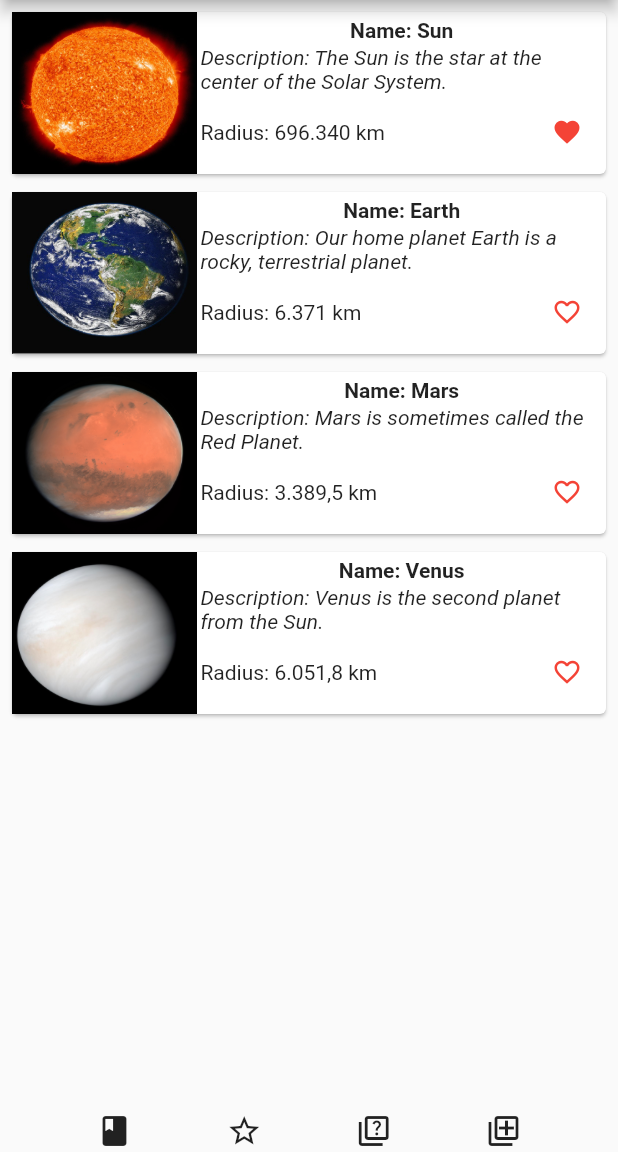
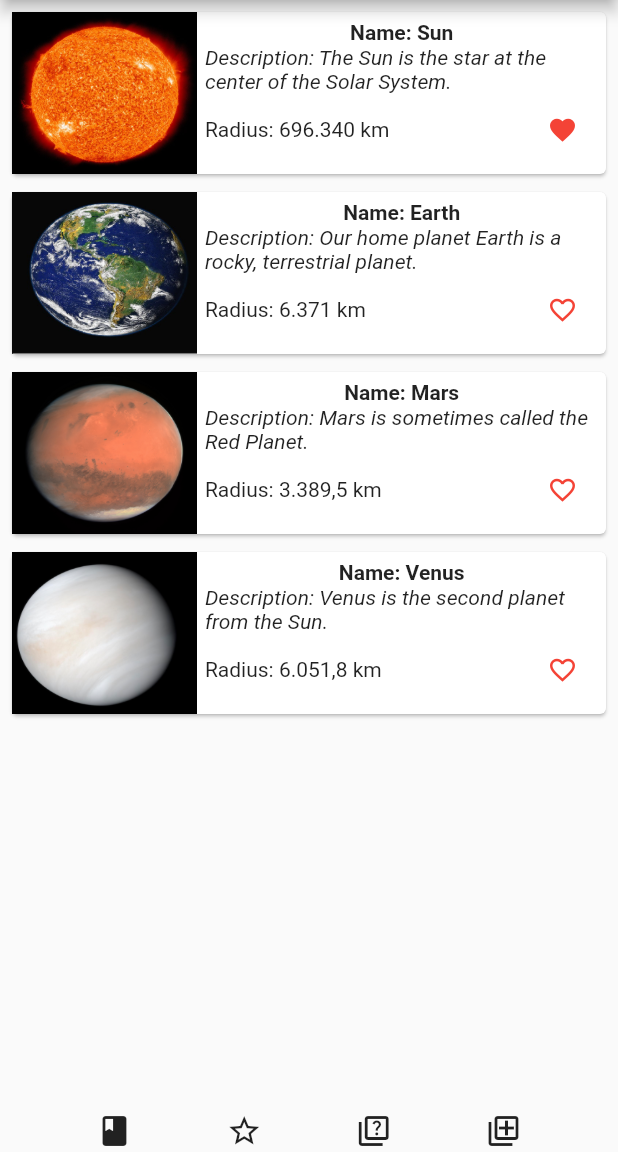
Before and after one commit to anhbomx13/MobileEx, a Flutter app: the screen it shows after launch, after a tap on the "favorite outline" icon, on a phone screen of 412 x 824 dp, the part 84-1236 px from its top. Run offline on Flutter 3.47's test engine with Material 2 defaults, Android fonts, the light colour scheme and no system bars.

Commit message:
lesson 11

```diff
--- a/lesson10_statefulwidget/lib/main.dart
+++ b/lesson10_statefulwidget/lib/main.dart
@@ -20,6 +20,7 @@ class MyApp extends StatelessWidget {
 class MyHomePage extends StatelessWidget {
   MyHomePage({Key? key, required this.title}) : super(key: key);
   final String title;
+  final items = Planet.getPlanetBoxs();
   final iconList = Container(
       padding: const EdgeInsets.all(2),
       child: Row(
@@ -35,33 +36,6 @@ class MyHomePage extends StatelessWidget {
 
   @override
   Widget build(BuildContext context) {
-    final planetList = [
-      {
-        'name':'Sun',
-        'description':'The Sun is the star at the center of the Solar System.',
-        'radius':'696.340 km',
-        'image':'sun.jpg',
-      },
-      {
-        'name':'Earth',
-        'description':'Our home planet Earth is a rocky, terrestrial planet.',
-        'radius':'6.371 km',
-        'image':'earth.png',
-      },
-      {
-        'name':'Mars',
-        'description':'Mars is sometimes called the Red Planet.',
-        'radius':'3.389,5 km',
-        'image':'mars.jpg',
-      },
-      {
-        'name':'Venus',
-        'description':'Venus is the second planet from the Sun.',
-        'radius':'6.051,8 km',
-        'image':'venus.jpg',
-      },
-    ];
-
     void _showDialog(BuildContext context) {
       // user defined function void _showDialog(BuildContext context) {
       // flutter defined function
@@ -92,25 +66,31 @@ class MyHomePage extends StatelessWidget {
       body: Column(
         children: [
         Expanded(
-            child: ListView(
+            child: ListView.builder(
                 shrinkWrap: true, padding: const EdgeInsets.all(2),
-                children: List.generate(planetList.length, (index) {
-
-                  return
-                    GestureDetector(
-                      onTap: () { _showDialog(context);},
-                      child: PlanetBox(
-                          name: planetList[index]['name']!,
-                          description : planetList[index]['description']!,
-                          image: planetList[index]['image']!,
-                          radius: planetList[index]['radius']!,
-                        )
-                      );
-                    })
-
-                      ,
-                    ),
-                ),
+                itemCount: items.length,
+                itemBuilder: (context, index) {
+                  return PlanetBox(item: items[index]);
+                },
+            )
+        ),
+              // children: List.generate(planetList.length, (index) {
+              //
+              //     return
+              //       GestureDetector(
+              //         onTap: () { _showDialog(context);},
+              //         child: Planet(
+              //             name: planetList[index]['name']!,
+              //             description : planetList[index]['description']!,
+              //             image: planetList[index]['image']!,
+              //             radius: planetList[index]['radius']!,
+              //           )
+              //         );
+              //       })
+              //
+              //         ,
+              //       ),
+              //   ),
         Container(
                 child: iconList,
                 )
--- a/lesson10_statefulwidget/lib/planetBox.dart
+++ b/lesson10_statefulwidget/lib/planetBox.dart
@@ -1,13 +1,76 @@
 import 'package:flutter/material.dart';
+import 'package:scoped_model/scoped_model.dart';
 
-class PlanetBox extends StatelessWidget {
-  PlanetBox({Key? key,required this.description,required this.name,required this.image,required this.radius})
-  : super (key : key);
+class Planet extends Model {
   final String name;
   final String description;
   final String image;
   final String radius;
-  @override
+  int favorite;
+  Planet(this.name, this.description, this.image, this.radius, this.favorite);
+
+  factory Planet.fromMap(Map<String, dynamic> json){
+    return Planet(json['name'],
+        json['description'],
+        json['image'],
+        json['radius'],
+        json['favorite']);
+  }
+
+  void updateFavorite(int isFavorite){
+      favorite = isFavorite;
+      notifyListeners();
+  }
+
+  static List<Planet> getPlanetBoxs() {
+    List<Planet> items = <Planet> [];
+
+    items.add(Planet('Sun',
+        'The Sun is the star at the center of the Solar System.',
+        'sun.jpg',
+        '696.340 km',
+        0));
+    items.add(Planet('Earth',
+        'Our home planet Earth is a rocky, terrestrial planet.',
+        'earth.png',
+        '6.371 km',
+        0));
+    items.add(Planet('Mars',
+        'Mars is sometimes called the Red Planet.',
+        'mars.jpg',
+        '3.389,5 km',
+        0));
+    items.add(Planet('Venus',
+        'Venus is the second planet from the Sun.',
+        'venus.jpg',
+        '6.051,8 km',
+        0));
+    return items;
+  }
+}
+
+class FavoriteBox extends StatelessWidget {
+  FavoriteBox({Key? key, required this.item}): super(key: key);
+  final Planet item;
+  Widget build(BuildContext context) {
+    double _size = 20;
+    return Align(
+        alignment: Alignment.bottomRight,
+        child: IconButton(
+          icon:  (item.favorite == 0 ? Icon(Icons.favorite_border, size : _size,):
+            Icon(Icons.favorite, size: _size)),
+          color: Colors.red[500],
+          onPressed: () => this.item.updateFavorite(1),
+          iconSize: _size,
+        ),
+    );
+  }
+}
+
+class PlanetBox extends StatelessWidget{
+  PlanetBox({Key? key, required this.item}): super (key : key);
+  final Planet item;
+
   Widget build(BuildContext context){
     Size size = MediaQuery.of(context).size;
 
@@ -18,61 +81,117 @@ class PlanetBox extends StatelessWidget {
           child: Row(
             mainAxisAlignment: MainAxisAlignment.spaceEvenly,
             children: [
-              Image.asset("assets/planet_image/" + image,fit: BoxFit.fill,
+              Image.asset("assets/planet_image/" + item.image,fit: BoxFit.fill,
                 height: size.height * 0.2, width: size.width * 0.3,),
               Expanded(
-                  child: Container(
-                      padding: EdgeInsets.all(2),
+                child: Container(
+                    padding: EdgeInsets.all(5),
+                    child: ScopedModel<Planet>(
+                      model: this.item,
                       child: Column(
                         mainAxisAlignment: MainAxisAlignment.spaceEvenly,
                         children: [
-                          Text("Name: " + this.name, style: TextStyle(fontWeight: FontWeight.bold)),
-                          Text("Description: " + this.description, style: TextStyle(fontStyle: FontStyle.italic),),
+                          Text("Name: " + item.name, style: TextStyle(fontWeight: FontWeight.bold)),
+                          Text("Description: " + item.description, style: TextStyle(fontStyle: FontStyle.italic),),
                           Row(
                             mainAxisSize: MainAxisSize.max,
                             mainAxisAlignment: MainAxisAlignment.spaceBetween,
                             children: [
-                              Text("Radius: " + this.radius),
-                              LoveBox(),
+                              Text("Radius: " + item.radius),
+                              ScopedModelDescendant<Planet>(
+                                  builder: (context, child, item)
+                                  {
+                                    return FavoriteBox(item: item);
+                                  }
+                              )
                             ],
                           )
-
-                        ],
-                      ),
-                 ),
-              ),
-            ],
-          ),
-        ),
-    );
+                        ]
+                    )
+                  )
+                )
+              )
+            ]
+          )
+        )
+      );
   }
 }
 
-class LoveBox extends StatefulWidget {
-    @override
-    _LoveBoxState createState() =>
-        _LoveBoxState();
-}
+// class PlanetBox extends StatelessWidget {
+//   PlanetBox({Key? key,required this.description,required this.name,required this.image,required this.radius})
+//   : super (key : key);
+//   final String name;
+//   final String description;
+//   final String image;
+//   final String radius;
+//   @override
+//   Widget build(BuildContext context){
+//     Size size = MediaQuery.of(context).size;
+//
+//     return Container(
+//         padding: EdgeInsets.all(2),
+//         height: 120,
+//         child: Card(
+//           child: Row(
+//             mainAxisAlignment: MainAxisAlignment.spaceEvenly,
+//             children: [
+//               Image.asset("assets/planet_image/" + image,fit: BoxFit.fill,
+//                 height: size.height * 0.2, width: size.width * 0.3,),
+//               Expanded(
+//                   child: Container(
+//                       padding: EdgeInsets.all(2),
+//                       child: Column(
+//                         mainAxisAlignment: MainAxisAlignment.spaceEvenly,
+//                         children: [
+//                           Text("Name: " + this.name, style: TextStyle(fontWeight: FontWeight.bold)),
+//                           Text("Description: " + this.description, style: TextStyle(fontStyle: FontStyle.italic),),
+//                           Row(
+//                             mainAxisSize: MainAxisSize.max,
+//                             mainAxisAlignment: MainAxisAlignment.spaceBetween,
+//                             children: [
+//                               Text("Radius: " + this.radius),
+//                               LoveBox(),
+//                             ],
+//                           )
+//
+//                         ],
+//                       ),
+//                  ),
+//               ),
+//             ],
+//           ),
+//         ),
+//     );
+//   }
+// }
 
-class _LoveBoxState extends State<LoveBox>{
-  int _love = 0;
-  void _setLoveIsTrue() {
-    setState(() {
-      _love = 1;
-    });
-  }
 
-  Widget build(BuildContext context) {
-    double _size = 20;
-    return Align(
-        alignment: Alignment.bottomRight,
-        child: IconButton(
-          icon:  (_love == 0 ? Icon(Icons.favorite_border, size : _size,):
-            Icon(Icons.favorite, size: _size)),
-          color: Colors.red[500],
-          onPressed: _setLoveIsTrue,
-          iconSize: _size,
-        ),
-    );
-  }
-}
+// class LoveBox extends StatefulWidget {
+//     @override
+//     _LoveBoxState createState() =>
+//         _LoveBoxState();
+// }
+//
+// class _LoveBoxState extends State<LoveBox>{
+//   int _love = 0;
+//   void _setLoveIsTrue() {
+//     setState(() {
+//       _love = 1;
+//     });
+//   }
+//
+//   Widget build(BuildContext context) {
+//     double _size = 20;
+//     return Align(
+//         alignment: Alignment.bottomRight,
+//         child: IconButton(
+//           icon:  (_love == 0 ? Icon(Icons.favorite_border, size : _size,):
+//             Icon(Icons.favorite, size: _size)),
+//           color: Colors.red[500],
+//           onPressed: _setLoveIsTrue,
+//           iconSize: _size,
+//         ),
+//     );
+//   }
+// }
--- a/lesson10_statefulwidget/pubspec.yaml
+++ b/lesson10_statefulwidget/pubspec.yaml
@@ -34,7 +34,7 @@ dependencies:
   # The following adds the Cupertino Icons font to your application.
   # Use with the CupertinoIcons class for iOS style icons.
   cupertino_icons: ^1.0.2
-
+  scoped_model: ^1.1.0
 dev_dependencies:
   flutter_launcher_icons: "^0.9.2"
 
```
Also changed, not shown: lesson10_statefulwidget/lib/utilities.dart (added), lesson10_statefulwidget/pubspec.lock, result/lesson11/Lesson11.png (added).
